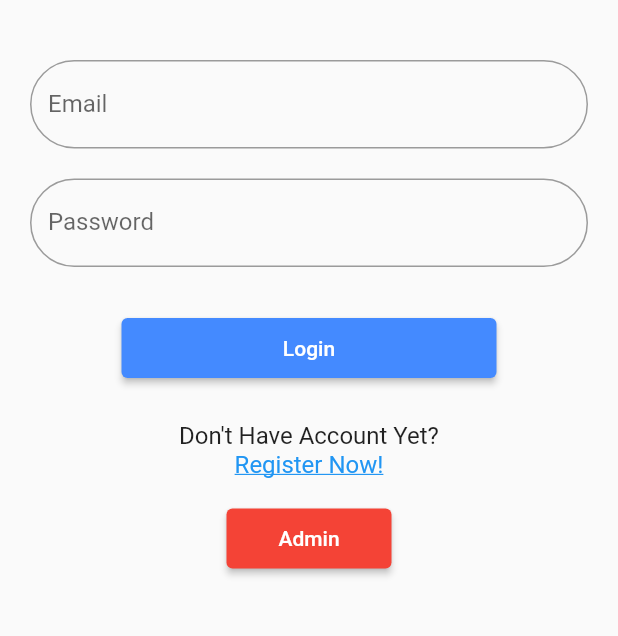
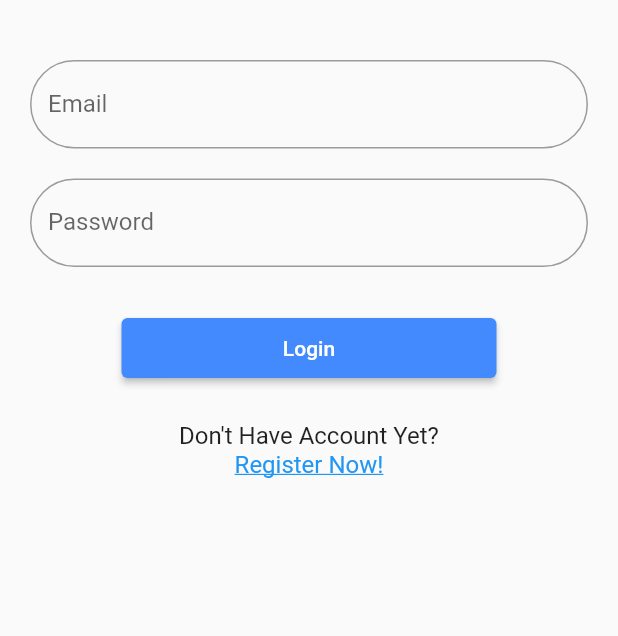
Before and after one commit to Lee-ZC/6002CEM_Group15, a Flutter app: the screen it shows after launch, after a tap on "Login", on a phone screen of 412 x 824 dp, the part 375-1011 px from its top. Run offline on Flutter 3.47's test engine with Material 2 defaults, Android fonts, the phone set to English and light mode, and no system bars; our stand-ins replace cloud_firestore, firebase_auth, firebase_core, fluttertoast, smooth_page_indicator; accounts and stored records are empty.

Commit message:
Fix some bugs on Admin side

```diff
--- a/lib/NavBar.dart
+++ b/lib/NavBar.dart
@@ -2,7 +2,6 @@
 import 'package:flutter/material.dart';
 import 'package:firebase_auth/firebase_auth.dart';
 import 'package:trip_now/Pages/bookingHistory.dart';
-import 'package:trip_now/Pages/chat.dart';
 import 'package:trip_now/Pages/home.dart';
 import 'package:trip_now/Pages/profile.dart';
 import 'package:trip_now/Pages/wishlist.dart';
--- a/lib/Pages/home.dart
+++ b/lib/Pages/home.dart
@@ -2,11 +2,10 @@ import 'package:cloud_firestore/cloud_firestore.dart';
 import 'package:firebase_auth/firebase_auth.dart';
 import 'package:flutter/material.dart';
 import 'package:trip_now/Pages/wishlist.dart';
-
 import '../NavBar.dart';
 import '../model/hotel.dart';
 import 'DetailPage.dart';
-import 'chat.dart';
+
 
 class HomePage extends StatefulWidget {
   const HomePage({Key? key}) : super(key: key);
--- a/lib/login.dart
+++ b/lib/login.dart
@@ -134,21 +134,6 @@ class _LoginState extends State<Login> {
                           );
                         },
                       ),
-
-                      Container(
-                        height: 80,
-                        width: 150,
-                        padding: const EdgeInsets.all(20),
-                        child: ElevatedButton(
-                            style: ElevatedButton.styleFrom(
-                              minimumSize: const Size.fromHeight(50),
-                            ),
-                            child: const Text('Admin'),
-                            onPressed: () {
-                              Navigator.of(context).push(MaterialPageRoute(
-                                  builder: (context) => MyAdminApp()));
-                            }),
-                      ),
                     ],
                   ),
                 ),
@@ -182,7 +167,5 @@ class _LoginState extends State<Login> {
 
       navigatorKey.currentState!.popUntil((route) => route.isFirst);
 
-
-
   }
 }
--- a/lib/main.dart
+++ b/lib/main.dart
@@ -6,6 +6,8 @@ import 'package:trip_now/Pages/onboardingPage.dart';
 import 'package:trip_now/Pages/home.dart';
 import 'package:firebase_core/firebase_core.dart';
 import 'package:trip_now/model/user.dart';
+
+import 'Admin/Admin_home.dart';
 
 Future main() async {
   WidgetsFlutterBinding.ensureInitialized();
@@ -61,19 +63,27 @@ class _MainPageState extends State<MainPage> {
     );
   }
 }
+
+
+
 class SecondScreen extends StatelessWidget {
   @override
   Widget build(BuildContext context) {
     return Scaffold(
-      body: StreamBuilder <User?> (
+      body: StreamBuilder<User?>(
         stream: FirebaseAuth.instance.authStateChanges(),
-        builder: (context,snapshot){
-          if(snapshot.hasData){
-            return const HomePage();
-          }else{
-            return const OnBoardingPage();
+        builder: (context, snapshot) {
+          if (snapshot.hasData) {
+            final user = snapshot.data!;
+            if (user.email == 'admin@gmail.com') {
+              return MyAdminApp(); // Navigate to the admin page
+            } else {
+              return const HomePage(); // Navigate to the regular user page
+            }
+          } else {
+            return const OnBoardingPage(); // Navigate to the onboarding page or login page
           }
-        }
+        },
       ),
     );
   }
```
Also changed, not shown: lib/Admin/Admin_home.dart (+2 -7 lines), lib/Pages/chat.dart (deleted, +0 -33 lines).
